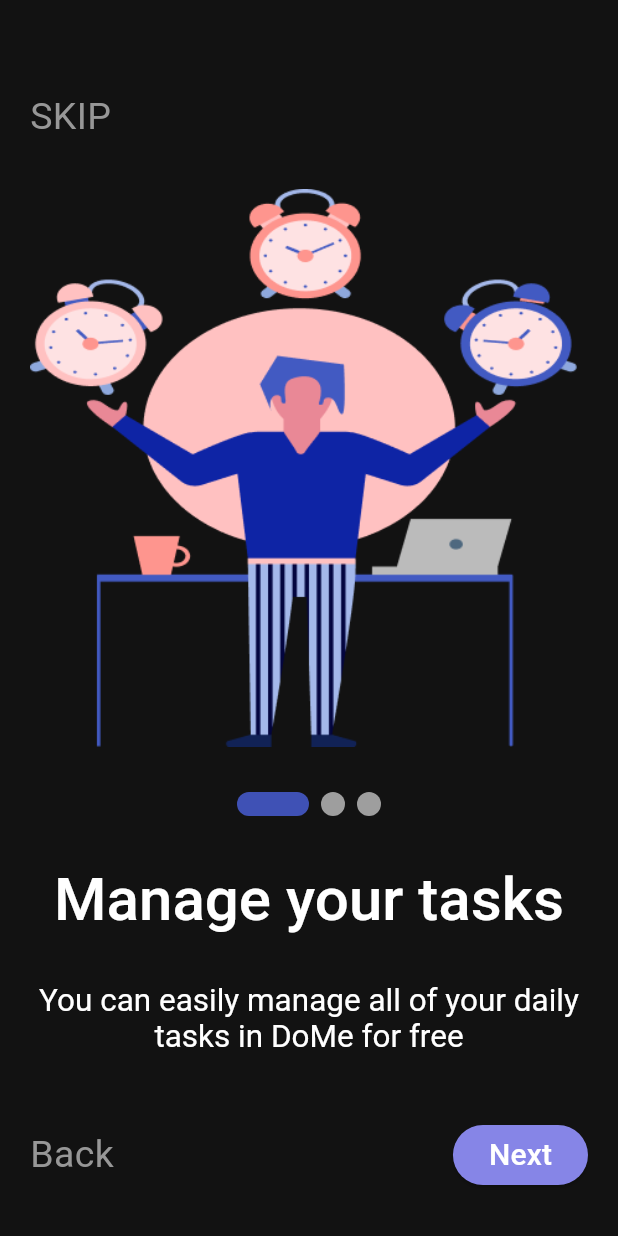
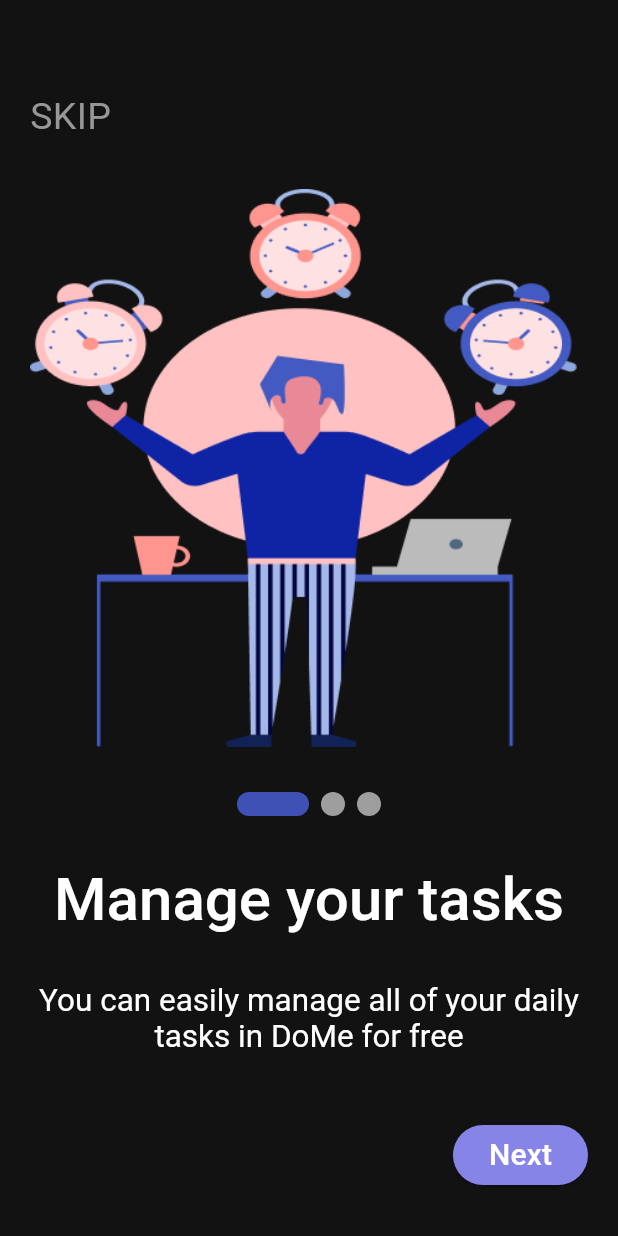
Before and after one commit to AbdulazizShaban2003/ToDo_App, a Flutter app: the screen it shows after launch, on a phone screen of 412 x 824 dp. Run offline on Flutter 3.47's test engine with Material 3 defaults, Android fonts, the phone set to English and light mode, and no system bars; drawn by our look-alikes of smooth_page_indicator; our stand-ins replace sqflite; accounts and stored records are empty.

Commit message:
auth feature onBoarding finish

```diff
--- /dev/null
+++ b/lib/core/themes/app_theme.dart
@@ -0,0 +1,41 @@
+import 'package:flutter/material.dart';
+
+class AppTheme {
+  static final ThemeData lightTheme = ThemeData(
+    colorScheme: const ColorScheme.light(
+      primary: Colors.blue,
+      background: Colors.white,
+      secondary: Colors.green,
+    ),
+    primaryColor: Colors.blue,
+    textTheme: const TextTheme(
+      displayLarge: TextStyle(
+        color: Colors.black,
+        fontSize: 45,
+        fontWeight: FontWeight.bold,
+      ),
+      displaySmall: TextStyle(
+        color: Color.fromARGB(255, 234, 234, 234),
+        fontSize: 14,
+        fontWeight: FontWeight.w400,
+      ),
+      displayMedium: TextStyle(color: Colors.white, fontSize: 21),
+      titleSmall: TextStyle(
+        fontSize: 40,
+        color: Colors.black,
+        fontWeight: FontWeight.w300,
+      ),
+      headlineMedium: TextStyle(color: Colors.grey, fontSize: 17),
+      titleLarge: TextStyle(
+        color: Colors.white,
+        fontSize: 60,
+        fontWeight: FontWeight.w500,
+      ),
+      titleMedium: TextStyle(
+        color: Colors.black,
+        fontSize: 16,
+        fontWeight: FontWeight.w500,
+      ),
+    ),
+  );
+}
--- a/lib/core/utils/app_asstes.dart
+++ b/lib/core/utils/app_asstes.dart
@@ -1,6 +1,6 @@
 class AppAsstes {
   static const String logoApp = "asstes/image/logo.png";
   static const String onBoarding1 = "asstes/image/onBoarding1.png";
-  static const String onBoarding2 = "asstes/image/onBoarding2.png.png";
+  static const String onBoarding2 = "asstes/image/onBoarding2.png";
   static const String onBoarding3 = "asstes/image/onBoarding3.png";
 }
--- /dev/null
+++ b/lib/features/auth/presentation/components/dot_indicator.dart
@@ -0,0 +1,20 @@
+import 'package:flutter/material.dart';
+import 'package:smooth_page_indicator/smooth_page_indicator.dart' show ExpandingDotsEffect, SmoothPageIndicator;
+
+class DotIndicator extends StatelessWidget {
+  const DotIndicator({
+    super.key,
+    required this.controller,
+  });
+
+  final PageController controller;
+
+  @override
+  Widget build(BuildContext context) {
+    return SmoothPageIndicator(
+      controller: controller,
+      count: 3,
+      effect: ExpandingDotsEffect(),
+    );
+  }
+}
--- a/lib/features/auth/screens/onBoarding_view.dart
+++ b/lib/features/auth/presentation/screens/onBoarding_view.dart
@@ -1,6 +1,6 @@
 import 'package:flutter/material.dart';
-import 'package:todo_app/core/utils/app_color.dart';
-import 'package:todo_app/features/auth/widgets/custom_body_onBoarding_view.dart';
+import 'package:todo_app/core/themes/app_color.dart';
+import 'package:todo_app/features/auth/presentation/widgets/custom_body_onBoarding_view.dart';
 
 class OnboardingView extends StatefulWidget {
   const OnboardingView({super.key});
--- a/lib/features/auth/screens/splash_screen.dart
+++ b/lib/features/auth/presentation/screens/splash_screen.dart
@@ -1,7 +1,7 @@
 import 'package:flutter/material.dart';
-import 'package:todo_app/core/utils/app_color.dart';
+import 'package:todo_app/core/themes/app_color.dart';
 import 'package:todo_app/core/utils/app_strings.dart';
-import '../../../core/utils/app_asstes.dart';
+import '../../../../core/utils/app_asstes.dart' show AppAsstes;
 
 class SplashScreen extends StatefulWidget {
   const SplashScreen({super.key});
--- /dev/null
+++ b/lib/features/auth/presentation/widgets/custom_body_onBoarding_view.dart
@@ -0,0 +1,68 @@
+import 'package:flutter/material.dart';
+import 'package:todo_app/core/themes/app_color.dart';
+import 'package:todo_app/core/utils/app_strings.dart';
+import 'package:todo_app/features/auth/data/onBoarding_model.dart';
+import 'package:todo_app/features/auth/presentation/components/dot_indicator.dart' show DotIndicator;
+import 'package:todo_app/features/auth/presentation/widgets/custom_buttom_onBoarding.dart';
+
+class CustomBodyOnBoardingView extends StatelessWidget {
+  final PageController controller;
+
+  final int index;
+
+  const CustomBodyOnBoardingView({
+    super.key,
+    required this.index,
+    required this.controller,
+  });
+
+  @override
+  Widget build(BuildContext context) {
+    TextTheme theme = Theme.of(context).textTheme;
+
+    return Column(
+      children: [
+        index == 2
+            ? Container()
+            : Align(
+              alignment: Alignment.topLeft,
+              child: Text(
+                MyString.skip,
+                style: TextStyle(color: AppColor.GreyColor, fontSize: 25),
+              ),
+            ),
+        SizedBox(height: 30),
+        Column(
+          mainAxisAlignment: MainAxisAlignment.center,
+          children: [
+            Image(
+              image: AssetImage(
+                OnBoardingModel.listOnBoardingView[index].imgPath,
+              ),
+            ),
+            const SizedBox(height: 30),
+            DotIndicator(controller: controller),
+            const SizedBox(height: 30),
+
+            Text(
+              OnBoardingModel.listOnBoardingView[index].title,
+              style: theme.titleLarge!.copyWith(fontSize: 40),
+              textAlign: TextAlign.center,
+            ),
+
+            const SizedBox(height: 30),
+
+            Text(
+              OnBoardingModel.listOnBoardingView[index].subTitle,
+              style: theme.displayMedium,
+              textAlign: TextAlign.center,
+            ),
+          ],
+        ),
+        Spacer(),
+
+        CustomButtomOnBoarding(index: index, controller: controller),
+      ],
+    );
+  }
+}
--- /dev/null
+++ b/lib/features/auth/presentation/widgets/custom_buttom_onBoarding.dart
@@ -0,0 +1,92 @@
+
+import 'package:flutter/material.dart';
+
+import '../../../../core/themes/app_color.dart' show AppColor;
+import '../../../../core/utils/app_strings.dart' show MyString;
+
+class CustomButtomOnBoarding extends StatelessWidget {
+  const CustomButtomOnBoarding({
+    super.key,
+    required this.index,
+    required this.controller,
+  });
+
+  final int index;
+  final PageController controller;
+
+  @override
+  Widget build(BuildContext context) {
+    return Padding(
+      padding: const EdgeInsets.only(bottom: 30),
+      child: Row(
+        children: [
+          index > 0
+              ? BackButton(controller: controller)
+              : Container(),
+          Spacer(),
+          index == 2
+              ? ElevatedButton(
+            onPressed: () {
+              controller.nextPage(
+                duration: Duration(milliseconds: 500),
+                curve: Curves.easeInOutCubic,
+              );
+            },
+            style: ElevatedButton.styleFrom(
+              backgroundColor: AppColor.primaryLightColor,
+            ),
+            child: Text(
+              MyString.getStarted,
+              style: TextStyle(
+                fontSize: 20,
+                color: AppColor.whiteColor,
+              ),
+            ),
+          )
+              : ElevatedButton(
+            onPressed: () {
+              controller.nextPage(
+                duration: Duration(milliseconds: 1000),
+                curve: Curves.easeInOutCubicEmphasized,
+              );
+            },
+            style: ElevatedButton.styleFrom(
+              backgroundColor: AppColor.primaryLightColor,
+            ),
+            child: Text(
+              MyString.next,
+              style: TextStyle(
+                fontSize: 20,
+                color: AppColor.whiteColor,
+              ),
+            ),
+          ),
+        ],
+      ),
+    );
+  }
+}
+class BackButton extends StatelessWidget {
+  const BackButton({
+    super.key,
+    required this.controller,
+  });
+
+  final PageController controller;
+
+  @override
+  Widget build(BuildContext context) {
+    return TextButton(
+      onPressed: () {
+        controller.previousPage(
+          duration: Duration(milliseconds: 500),
+          curve: Curves.easeInOutCubic,
+        );
+      },
+      child: Text(
+        MyString.back,
+        style: TextStyle(color: AppColor.GreyColor, fontSize: 25),
+      ),
+    );
+  }
+}
--- a/lib/features/auth/widgets/custom_body_onBoarding_view.dart
+++ /dev/null
@@ -1,85 +0,0 @@
-import 'package:flutter/material.dart';
-import 'package:smooth_page_indicator/smooth_page_indicator.dart';
-import 'package:todo_app/core/utils/app_color.dart';
-import 'package:todo_app/core/utils/app_strings.dart';
-import 'package:todo_app/features/auth/data/onBoarding_model.dart';
-
-class CustomBodyOnBoardingView extends StatelessWidget {
-  final PageController controller ;
-  final int index;
-
-  const CustomBodyOnBoardingView({super.key, required this.index, required this.controller});
-
-  @override
-  Widget build(BuildContext context) {
-    TextTheme theme = Theme.of(context).textTheme;
-
-    return Column(
-      children: [
-        Align(
-          alignment: Alignment.topLeft,
-          child: Text(
-            MyString.skip,
-            style: TextStyle(color: AppColor.GreyColor, fontSize: 25),
-          ),
-        ),
-        SizedBox(height: 30),
-        Column(
-          mainAxisAlignment: MainAxisAlignment.center,
-          children: [
-            Image(
-              image: AssetImage(
-                OnBoardingModel.listOnBoardingView[index].imgPath,
-              ),
-            ),
-            const SizedBox(height: 30),
-            SmoothPageIndicator(
-              controller: controller,
-              count: 3,
-              effect: ExpandingDotsEffect(),
-            ),
-            const SizedBox(height: 30),
-
-            Text(
-              OnBoardingModel.listOnBoardingView[index].title,
-              style: theme.titleLarge!.copyWith(fontSize: 40),
-              textAlign: TextAlign.center,
-            ),
-
-            const SizedBox(height: 30),
-
-            Text(
-              OnBoardingModel.listOnBoardingView[index].subTitle,
-              style: theme.displayMedium,
-              textAlign: TextAlign.center,
-            ),
-          ],
-        ),
-        Spacer(),
-
-        Padding(
-          padding: const EdgeInsets.only(bottom: 30),
-          child: Row(
-            children: [
-              Text(
-                MyString.back,
-                style: TextStyle(color: AppColor.GreyColor, fontSize: 25),
-              ),
-              Spacer(),
-              ElevatedButton(
-                onPressed: () {},
-                style: ElevatedButton.styleFrom(
-                  backgroundColor: AppColor.primaryLightColor,
-                ),
-                child: Text(
-                  MyString.next,
-                  style: TextStyle(fontSize: 20, color: AppColor.whiteColor),
-                ),
-              ),
-            ],
-          ),
-        ),
-      ],
-    );
-  }
-}
--- a/lib/features/home/home_view.dart
+++ b/lib/features/home/home_view.dart
@@ -1,6 +1,6 @@
 import 'package:flutter/material.dart';
 
-import '../../core/utils/app_color.dart' show AppColor;
+import '../../core/themes/app_color.dart' show AppColor;
 
 class HomeView extends StatelessWidget {
   const HomeView({super.key});
--- a/lib/main.dart
+++ b/lib/main.dart
@@ -1,7 +1,7 @@
 import 'package:flutter/material.dart';
-import 'package:todo_app/features/auth/screens/onBoarding_view.dart';
-import 'package:todo_app/features/auth/screens/splash_screen.dart';
-import 'package:todo_app/features/home/home_view.dart';
+
+import 'core/themes/app_theme.dart' show AppTheme;
+import 'features/auth/presentation/screens/onBoarding_view.dart' show OnboardingView;
 
 void main() {
   runApp(const MyApp());
@@ -14,46 +14,7 @@ class MyApp extends StatelessWidget {
   Widget build(BuildContext context) {
     return MaterialApp(
       debugShowCheckedModeBanner: false,
-      title: 'Flutter Hive Todo App',
-      theme: ThemeData(
-        primaryColor: Colors.blue,
-        textTheme: const TextTheme(
-          displayLarge: TextStyle(
-            color: Colors.black,
-            fontSize: 45,
-            fontWeight: FontWeight.bold,
-          ),
-          displaySmall: TextStyle(
-            color: Color.fromARGB(255, 234, 234, 234),
-            fontSize: 14,
-            fontWeight: FontWeight.w400
-          ),
-          displayMedium: TextStyle(
-            color: Colors.white,
-            fontSize: 21
-          ),
-          titleSmall: TextStyle(
-            fontSize: 40,
-            color: Colors.black,
-            fontWeight: FontWeight.w300
-          ),
-          headlineMedium: TextStyle(
-            color: Colors.grey,
-            fontSize: 17,
-          ),
-          titleLarge: TextStyle(
-            color: Colors.white,
-            fontSize: 60,
-            fontWeight: FontWeight.w500,
-          ),
-          titleMedium: TextStyle(
-            color: Colors.black,
-            fontSize: 16,
-            fontWeight: FontWeight.w500,
-          ),
-        ),
-
-      ),
+      theme:AppTheme.lightTheme,
 
       home: const OnboardingView(),
     );
```
Also changed, not shown: lib/core/themes/app_color.dart (renamed from lib/core/utils/app_color.dart), lib/core/themes/app_textStyles.dart (added).
